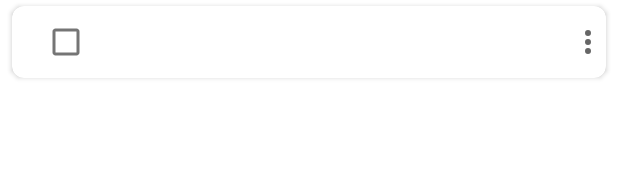
After one commit to AbbasAtaei1991/tasks, an Android app: the layout item_pending.xml on its own in the app's theme, with its tools: preview values and no code run, on a phone screen of 412 x 824 dp. The commit adds this screen. Shown: the top 195 px of the screen. Run offline under Robolectric (Android 15) with nearby library versions, the phone set to English and light mode, and no system bars.

Commit message:
list of pending jobs

```diff
--- a/app/src/main/java/com/ataei/abbas/karam/data/model/JobDao.kt
+++ b/app/src/main/java/com/ataei/abbas/karam/data/model/JobDao.kt
@@ -9,6 +9,12 @@ interface JobDao {
 
     @Query("SELECT * FROM jobs")
     fun getAllJobs() : Flow<List<Job>>
+
+    @Insert(onConflict = OnConflictStrategy.REPLACE)
+    suspend fun insertAll(jobs: List<Job>)
+
+    @Query("SELECT * FROM jobs ORDER BY id DESC LIMIT 1")
+    fun getLastRecord() : LiveData<Job>
 
     @Query("SELECT * FROM jobs WHERE id = :id")
     fun getJob(id: Int) : LiveData<Job>
--- a/app/src/main/java/com/ataei/abbas/karam/jobs/JobRepository.kt
+++ b/app/src/main/java/com/ataei/abbas/karam/jobs/JobRepository.kt
@@ -9,11 +9,15 @@ class JobRepository @Inject constructor(
 ) {
     fun getJobs() = jobDao.getAllJobs()
 
+    fun getLastJob() = jobDao.getLastRecord()
+
     fun getJob(id: Int) = jobDao.getJob(id)
 
     fun getJobsByDate(date: String) = jobDao.getJobByDate(date)
 
     fun getJobsByStatus(status: Boolean) = jobDao.getJobByStatus(status)
+
+    suspend fun insertAll(jobs: List<Job>) = jobDao.insertAll(jobs)
 
     suspend fun insertJob(job: Job) = jobDao.insert(job)
 
--- a/app/src/main/java/com/ataei/abbas/karam/jobs/JobViewModel.kt
+++ b/app/src/main/java/com/ataei/abbas/karam/jobs/JobViewModel.kt
@@ -13,6 +13,8 @@ class JobViewModel @ViewModelInject constructor(
 ) : ViewModel() {
     val jobs: LiveData<List<Job>> = repository.getJobs().asLiveData()
 
+    val last: LiveData<Job> = repository.getLastJob()
+
     fun getJobsByDate(date: String): LiveData<List<Job>> = repository.getJobsByDate(date).asLiveData()
 
     fun getJobsByStatus(status: Boolean): LiveData<List<Job>> = repository.getJobsByStatus(status).asLiveData()
@@ -21,6 +23,8 @@ class JobViewModel @ViewModelInject constructor(
 
     fun insertJob(job: Job) = viewModelScope.launch { repository.insertJob(job) }
 
+    fun insertAll(jobs: List<Job>) = viewModelScope.launch { repository.insertAll(jobs) }
+
     fun updateJob(job: Job) = viewModelScope.launch { repository.updateJob(job) }
 
     fun deleteJob(job: Job) = viewModelScope.launch { repository.deleteJob(job) }
--- a/app/src/main/res/layout/fragment_debt.xml
+++ b/app/src/main/res/layout/fragment_debt.xml
@@ -4,4 +4,9 @@
     android:layout_height="match_parent"
     android:background="@color/background">
 
+    <androidx.recyclerview.widget.RecyclerView
+        android:id="@+id/pendingRv"
+        android:layout_width="match_parent"
+        android:layout_height="match_parent"/>
+
 </androidx.constraintlayout.widget.ConstraintLayout>
--- /dev/null
+++ b/app/src/main/res/layout/item_pending.xml
@@ -0,0 +1,67 @@
+<?xml version="1.0" encoding="utf-8"?>
+<androidx.cardview.widget.CardView xmlns:android="http://schemas.android.com/apk/res/android"
+    xmlns:app="http://schemas.android.com/apk/res-auto"
+    android:layout_width="match_parent"
+    android:layout_height="wrap_content"
+    android:layout_marginStart="8dp"
+    android:layout_marginEnd="8dp"
+    android:layout_marginTop="4dp"
+    android:padding="16dp"
+    app:cardCornerRadius="8dp"
+    app:cardBackgroundColor="@color/white">
+
+    <androidx.constraintlayout.widget.ConstraintLayout
+        android:layout_width="match_parent"
+        android:layout_height="match_parent">
+
+        <ImageView
+            android:id="@+id/optionMenu"
+            android:layout_width="24dp"
+            android:layout_height="24dp"
+            app:layout_constraintBottom_toBottomOf="parent"
+            app:layout_constraintEnd_toEndOf="parent"
+            app:layout_constraintHorizontal_bias="1.0"
+            app:layout_constraintStart_toStartOf="parent"
+            app:layout_constraintTop_toTopOf="parent"
+            android:src="@drawable/dots_vertical"/>
+
+        <TextView
+            android:id="@+id/pendingTitleTv"
+            android:layout_width="wrap_content"
+            android:layout_height="wrap_content"
+            app:layout_constraintBottom_toBottomOf="parent"
+            app:layout_constraintEnd_toStartOf="@id/optionMenu"
+            app:layout_constraintHorizontal_bias="1.0"
+            app:layout_constraintStart_toStartOf="parent"
+            app:layout_constraintTop_toTopOf="parent"
+            android:layout_marginEnd="16dp"
+            android:textColor="@color/black"
+            android:textSize="14sp"/>
+
+        <TextView
+            android:id="@+id/pendingDateTv"
+            android:layout_width="wrap_content"
+            android:layout_height="wrap_content"
+            android:layout_marginStart="32dp"
+            android:textColor="@color/black"
+            android:textSize="14sp"
+            app:layout_constraintBottom_toBottomOf="parent"
+            app:layout_constraintEnd_toStartOf="@id/pendingTitleTv"
+            app:layout_constraintHorizontal_bias="0.0"
+            app:layout_constraintStart_toEndOf="@id/pendingCb"
+            app:layout_constraintTop_toTopOf="parent" />
+
+        <CheckBox
+            android:id="@+id/pendingCb"
+            android:layout_width="wrap_content"
+            android:layout_height="wrap_content"
+            app:layout_constraintBottom_toBottomOf="@id/pendingTitleTv"
+            app:layout_constraintEnd_toEndOf="parent"
+            app:layout_constraintHorizontal_bias="0.0"
+            app:layout_constraintStart_toStartOf="parent"
+            app:layout_constraintTop_toTopOf="@id/pendingTitleTv"
+            android:layout_marginStart="12dp"/>
+
+    </androidx.constraintlayout.widget.ConstraintLayout>
+
+</androidx.cardview.widget.CardView>
```
Also changed, not shown: app/src/main/java/com/ataei/abbas/karam/DebtFragment.kt (+50 -4 lines), app/src/main/java/com/ataei/abbas/karam/JobFragment.kt (+43 -15 lines), app/src/main/java/com/ataei/abbas/karam/utils/Constants.kt (added, +8 -0 lines), app/src/main/java/com/ataei/abbas/karam/utils/JobAdapter.kt (+55 -5 lines).
